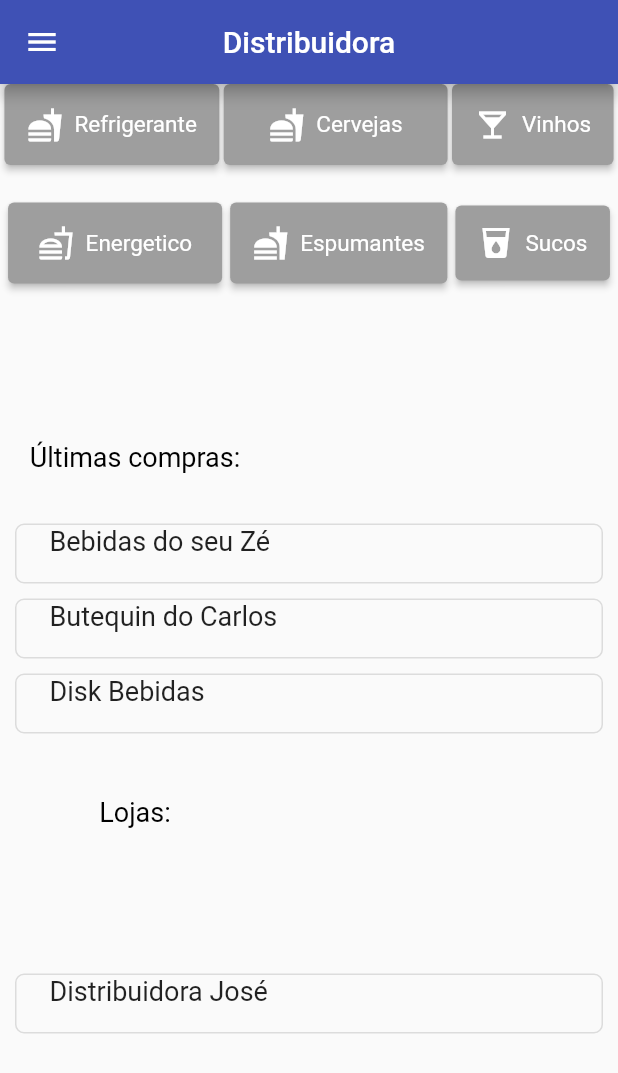
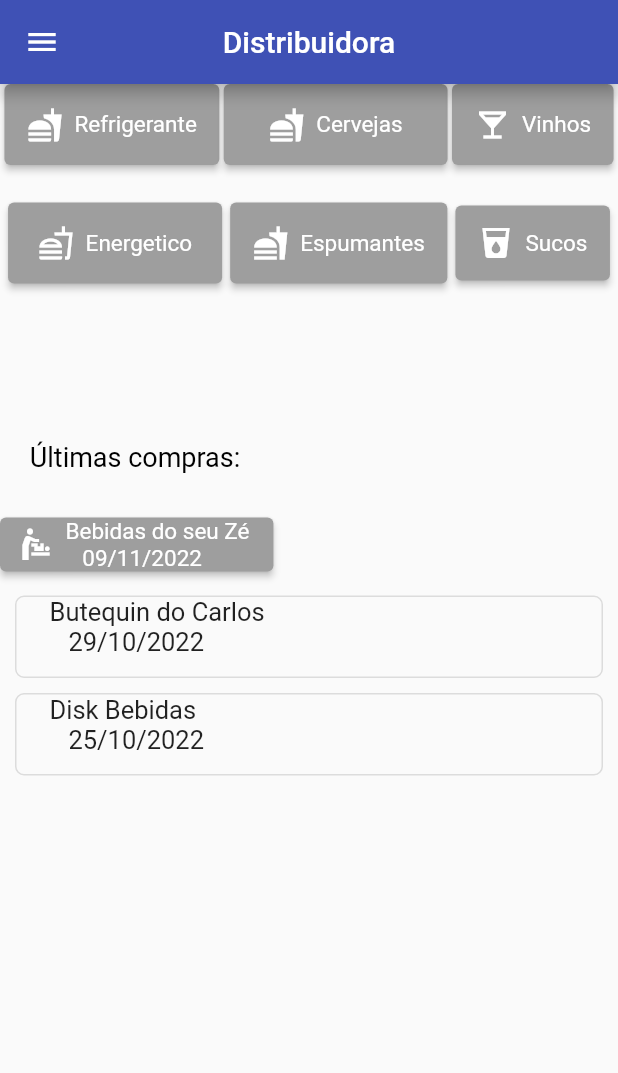
Before and after one commit to vi12caldeira/ProjetoMobile, a Flutter app: the HomePage screen opened by its route, on a phone screen of 412 x 824 dp. Shown: the top 1073 px of the screen. Run offline on Flutter 3.47's test engine with Material 2 defaults, Android fonts, the phone set to English and light mode, and no system bars; Roboto replaces fonts that are missing (Montserrat).

Commit message:
Feat: Subindo alterações home Page

```diff
--- a/projeto_cliente/lib/pages/home_page.dart
+++ b/projeto_cliente/lib/pages/home_page.dart
@@ -113,6 +113,158 @@ class HomePage extends StatelessWidget {
               ),
             ),
           ]),
+          Row(
+            /* Item 1 */
+            mainAxisAlignment: MainAxisAlignment.start,
+            crossAxisAlignment: CrossAxisAlignment.start,
+            children: [
+              ElevatedButton.icon(
+                label: const Text('Bebidas do seu Zé\n'
+                    '   09/11/2022'),
+                icon: Icon(Icons.baby_changing_station_sharp),
+                onPressed: () {
+                  Navigator.pushNamed(context, "/refrigerante");
+                },
+                style: ElevatedButton.styleFrom(
+                    primary: Colors.grey,
+                    //padding: EdgeInsets.symmetric(horizontal: 15, vertical: 15),
+                    textStyle: TextStyle(
+                      fontSize: 15,)),
+              /*Container(
+                  margin: EdgeInsets.only(left: 10, top: 10, right: 10),
+                  padding: EdgeInsets.only(left: 22),
+                  width: 1000,
+                  height: 55,
+                  decoration: BoxDecoration(
+                    border: Border(
+                      top: BorderSide(
+                          width: 1,
+                          color: Colors.black12,
+                          style: BorderStyle.solid), //BorderSide
+                      bottom: BorderSide(
+                          width: 1,
+                          color: Colors.black12,
+                          style: BorderStyle.solid), //BorderSide
+                      left: BorderSide(
+                          width: 1,
+                          color: Colors.black12,
+                          style: BorderStyle.solid), //Borderside
+                      right: BorderSide(
+                          width: 1,
+                          color: Colors.black12,
+                          style: BorderStyle.solid), //BorderSide
+                    ),
+                    borderRadius: BorderRadius.circular(6.0),
+                  ),
+                  child: (
+                      Text("Bebidas do seu Zé\n"
+                        "   09/11/2022"  ,
+
+                          style: TextStyle(
+                            fontSize: 18,
+                            fontFamily: 'Montserrat',
+                          ),
+                          //textAlign: TextAlign.center,
+                      )
+                  )*/
+              ),
+            ],
+          ),
+          Column(
+            /* Item 2 */
+            mainAxisAlignment: MainAxisAlignment.start,
+            crossAxisAlignment: CrossAxisAlignment.start,
+            children: [
+              Container(
+                  margin: EdgeInsets.only(left: 10, top: 10, right: 10),
+                  padding: EdgeInsets.only(left: 22),
+                  width: 1000,
+                  height:55,
+                  decoration: BoxDecoration(
+                    border: Border(
+                      top: BorderSide(
+                          width: 1,
+                          color: Colors.black12,
+                          style: BorderStyle.solid), //BorderSide
+                      bottom: BorderSide(
+                          width: 1,
+                          color: Colors.black12,
+                          style: BorderStyle.solid), //BorderSide
+                      left: BorderSide(
+                          width: 1,
+                          color: Colors.black12,
+                          style: BorderStyle.solid), //Borderside
+                      right: BorderSide(
+                          width: 1,
+                          color: Colors.black12,
+                          style: BorderStyle.solid), //BorderSide
+                    ),
+                    borderRadius: BorderRadius.circular(6.0),
+                  ),
+                  child: (
+                      Text("Butequin do Carlos\n"
+                        "   29/10/2022",
+
+                        style: TextStyle(
+                          fontSize: 17,
+                          fontFamily: 'Montserrat',
+                        ),
+                        //textAlign: TextAlign.center,
+                      )
+                  )
+              ),
+
+            ],
+          ),
+          Column(
+            /* Item 3 */
+            mainAxisAlignment: MainAxisAlignment.start,
+            crossAxisAlignment: CrossAxisAlignment.start,
+            children: [
+              Container(
+                  margin: EdgeInsets.only(left: 10, top: 10, right: 10),
+                  padding: EdgeInsets.only(left: 22),
+                  width: 1000,
+                  height: 55,
+                  decoration: BoxDecoration(
+                    border: Border(
+                      top: BorderSide(
+                          width: 1,
+                          color: Colors.black12,
+                          style: BorderStyle.solid), //BorderSide
+                      bottom: BorderSide(
+                          width: 1,
+                          color: Colors.black12,
+                          style: BorderStyle.solid), //BorderSide
+                      left: BorderSide(
+                          width: 1,
+                          color: Colors.black12,
+                          style: BorderStyle.solid), //Borderside
+                      right: BorderSide(
+                          width: 1,
+                          color: Colors.black12,
+                          style: BorderStyle.solid), //BorderSide
+                    ),
+                    borderRadius: BorderRadius.circular(6.0),
+                  ),
+                  child: (
+                      Text("Disk Bebidas\n"
+                        "   25/10/2022",
+
+                        style: TextStyle(
+                          fontSize: 17,
+                          fontFamily: 'Montserrat',
+                        ),
+                        //textAlign: TextAlign.center,
+                      )
+                  )
+              ),
+            ],
+          ),
+        ],
+      ),
+
+          /*
           Column(
             /* Item 1 */
             mainAxisAlignment: MainAxisAlignment.start,
@@ -245,67 +397,8 @@ class HomePage extends StatelessWidget {
               ),
             ],
           ),
-          Row(children: [
-            Container(
-              width: 180,
-              height: 150,
-              decoration: BoxDecoration(
-                borderRadius: BorderRadius.circular(5),
-              ),
-              child: Text(
-                "\n \n"
-                    "Lojas:\n",
-                style: TextStyle(color: Colors.black, fontSize: 18),
-                textAlign: TextAlign.center,
-              ),
-            ),
-          ]),
-          Column(
-            /* Item 1 */
-            mainAxisAlignment: MainAxisAlignment.start,
-            crossAxisAlignment: CrossAxisAlignment.start,
-            children: [
-              Container(
-                  margin: EdgeInsets.only(left: 10, top: 10, right: 10),
-                  padding: EdgeInsets.only(left: 22),
-                  width: 1000,
-                  height: 40,
-                  decoration: BoxDecoration(
-                    border: Border(
-                      top: BorderSide(
-                          width: 1,
-                          color: Colors.black12,
-                          style: BorderStyle.solid), //BorderSide
-                      bottom: BorderSide(
-                          width: 1,
-                          color: Colors.black12,
-                          style: BorderStyle.solid), //BorderSide
-                      left: BorderSide(
-                          width: 1,
-                          color: Colors.black12,
-                          style: BorderStyle.solid), //Borderside
-                      right: BorderSide(
-                          width: 1,
-                          color: Colors.black12,
-                          style: BorderStyle.solid), //BorderSide
-                    ),
-                    borderRadius: BorderRadius.circular(6.0),
-                  ),
-                  child: (
-                      Text("Distribuidora José\n"
-                        ,
-
-                        style: TextStyle(
-                          fontSize: 18,
-                        ),
-                        //textAlign: TextAlign.center,
-                      )
-                  )
-              ),
-            ],
-          ),
         ],
-      ),
+      ),*/
 
 
 
```
